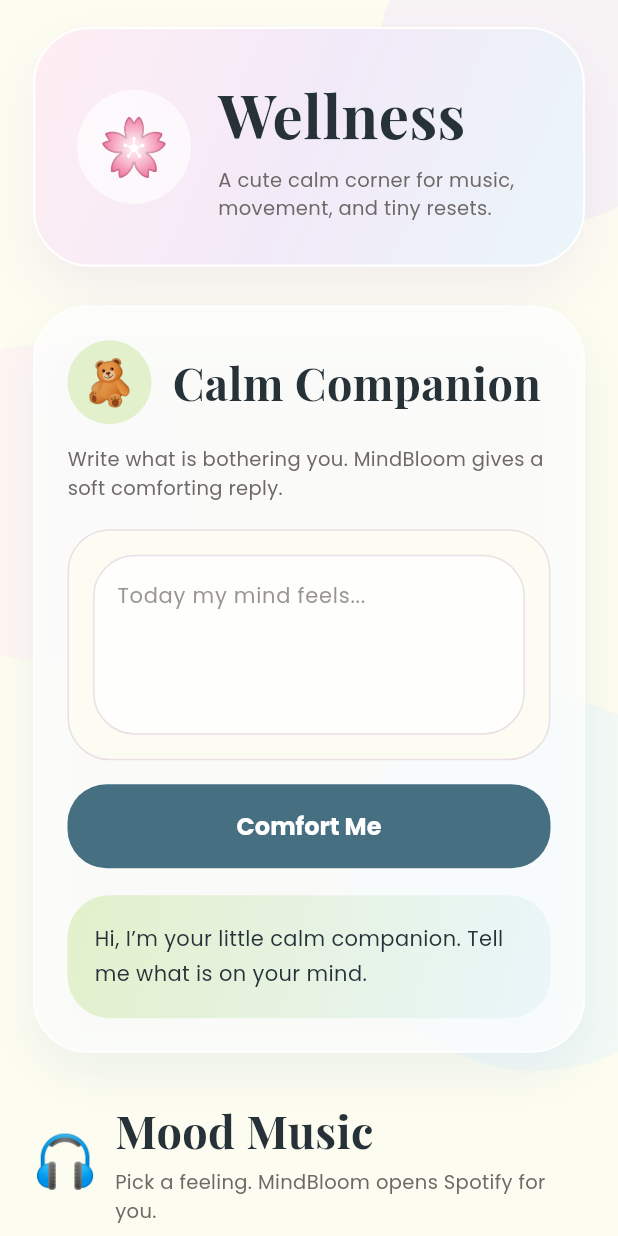
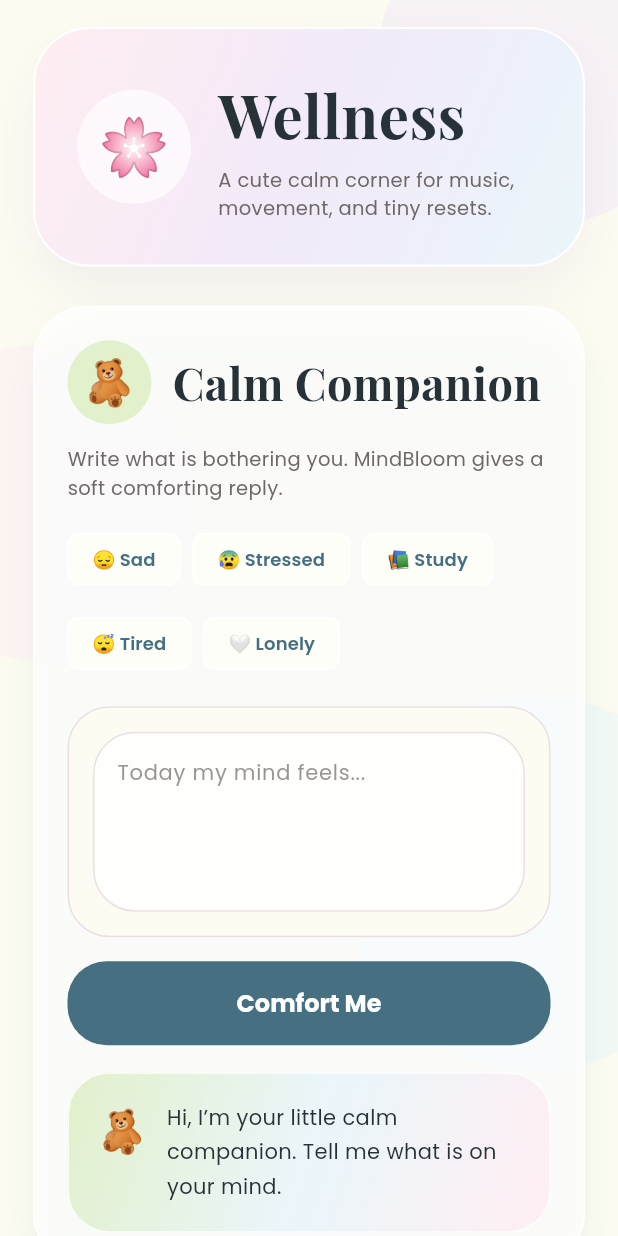
Before and after one commit to aryalsadikshya/mood_tracker, a Flutter app: the WellnessScreen screen opened directly, on a phone screen of 412 x 824 dp. Run offline on Flutter 3.47's test engine with Material 3 defaults, Android fonts, the light colour scheme and no system bars; our stand-ins replace cloud_firestore, firebase_auth, firebase_core, fl_chart, flutter_local_notifications, flutter_timezone and 5 more; accounts and stored records are empty.

Commit message:
feat(wellness): enhance AI comfort companion and emotional support UI

```diff
--- a/lib/features/wellness/wellness_screen.dart
+++ b/lib/features/wellness/wellness_screen.dart
@@ -1,6 +1,9 @@
+import 'dart:async';
+
 import 'package:flutter/material.dart';
 import 'package:google_fonts/google_fonts.dart';
 import 'package:url_launcher/url_launcher.dart';
+
 import 'breathing_screen.dart';
 import '../../core/theme/app_colours.dart';
 
@@ -17,6 +20,8 @@
   String companionReply =
       "Hi, I’m your little calm companion. Tell me what is on your mind.";
 
+  bool isThinking = false;
+
   @override
   void dispose() {
     calmController.dispose();
@@ -32,7 +37,7 @@
     );
   }
 
-  void generateCompanionReply() {
+  Future<void> generateCompanionReply() async {
     final text = calmController.text.toLowerCase().trim();
 
     if (text.isEmpty) {
@@ -43,36 +48,84 @@
       return;
     }
 
+    setState(() {
+      isThinking = true;
+    });
+
+    await Future.delayed(const Duration(milliseconds: 850));
+
+    String reply;
+
     if (text.contains("exam") ||
         text.contains("study") ||
-        text.contains("assignment")) {
-      companionReply =
-      "Your mind is carrying a lot. Choose one tiny task and give it just ten calm minutes.";
+        text.contains("assignment") ||
+        text.contains("college")) {
+      reply =
+      "Your mind is carrying a lot right now. You do not need to finish everything at once. Choose one tiny task, give it ten calm minutes, and let that be enough for now.";
     } else if (text.contains("sad") ||
         text.contains("low") ||
-        text.contains("cry")) {
-      companionReply =
-      "Today feels heavy, and that is okay. Be soft with yourself. One slow breath first.";
+        text.contains("cry") ||
+        text.contains("hurt")) {
+      reply =
+      "Today feels heavy, and that is okay. You do not have to force yourself to feel better immediately. Start with one soft breath and be gentle with yourself.";
     } else if (text.contains("angry") ||
         text.contains("mad") ||
         text.contains("frustrated")) {
-      companionReply =
-      "That feeling is strong. Let your shoulders drop, unclench your hands, and give yourself a quiet pause.";
+      reply =
+      "That feeling is strong, but it does not have to control the whole moment. Drop your shoulders, unclench your hands, and give yourself a small pause before reacting.";
     } else if (text.contains("alone") ||
-        text.contains("lonely")) {
-      companionReply =
-      "Lonely moments can feel loud. Send one small message to someone safe, even if it is simple.";
+        text.contains("lonely") ||
+        text.contains("ignored")) {
+      reply =
+      "Lonely moments can feel very loud. You still matter even when no one notices it immediately. Send one small message to someone safe, even if it is just a simple hello.";
     } else if (text.contains("stress") ||
         text.contains("anxious") ||
-        text.contains("panic")) {
-      companionReply =
-      "Place both feet on the ground. Breathe in slowly. Breathe out longer. This moment can become smaller.";
+        text.contains("panic") ||
+        text.contains("worried") ||
+        text.contains("scared")) {
+      reply =
+      "Place both feet on the ground. Breathe in slowly and breathe out a little longer. This moment feels big, but you can make it smaller one breath at a time.";
+    } else if (text.contains("tired") ||
+        text.contains("sleep") ||
+        text.contains("burnout") ||
+        text.contains("exhausted")) {
+      reply =
+      "Your body may be asking for kindness, not more pressure. Rest is not laziness. Drink some water, close your eyes for a minute, and let yourself slow down.";
+    } else if (text.contains("family") ||
+        text.contains("friend") ||
+        text.contains("breakup") ||
+        text.contains("relationship")) {
+      reply =
+      "Relationships can make the heart feel crowded. You do not have to solve every feeling tonight. Notice what hurt, name it gently, and give yourself space.";
+    } else if (text.contains("failure") ||
+        text.contains("fail") ||
+        text.contains("overthinking") ||
+        text.contains("not good enough")) {
+      reply =
+      "One difficult moment does not define your whole story. Your mind may be repeating the worst version, but you are still learning, still growing, and still allowed to try again.";
+    } else if (text.contains("happy") ||
+        text.contains("excited") ||
+        text.contains("good")) {
+      reply =
+      "That is beautiful. Let yourself enjoy this moment without rushing past it. Take a second to remember what made today feel lighter.";
     } else {
-      companionReply =
-      "That sounds like something your heart has been holding quietly. What would make the next five minutes gentler?";
+      reply =
+      "That sounds like something your heart has been holding quietly. You do not need a perfect answer right now. Ask yourself: what would make the next five minutes gentler?";
     }
 
-    setState(() {});
+    setState(() {
+      companionReply = reply;
+      isThinking = false;
+    });
+
+    calmController.clear();
+  }
+
+  void fillQuickPrompt(String text) {
+    calmController.text = text;
+    calmController.selection = TextSelection.fromPosition(
+      TextPosition(offset: calmController.text.length),
+    );
   }
 
   @override
@@ -95,7 +148,9 @@
                   _CuteCompanionCard(
                     controller: calmController,
                     reply: companionReply,
+                    isThinking: isThinking,
                     onGenerate: generateCompanionReply,
+                    onChipTap: fillQuickPrompt,
                   ),
 
                   const SizedBox(height: 30),
@@ -337,9 +392,7 @@
               style: TextStyle(fontSize: 38),
             ),
           ),
-
           const SizedBox(width: 18),
-
           Expanded(
             child: Column(
               crossAxisAlignment: CrossAxisAlignment.start,
@@ -373,12 +426,16 @@
 class _CuteCompanionCard extends StatelessWidget {
   final TextEditingController controller;
   final String reply;
+  final bool isThinking;
   final VoidCallback onGenerate;
+  final void Function(String text) onChipTap;
 
   const _CuteCompanionCard({
     required this.controller,
     required this.reply,
+    required this.isThinking,
     required this.onGenerate,
+    required this.onChipTap,
   });
 
   @override
@@ -443,6 +500,40 @@
             ),
           ),
 
+          const SizedBox(height: 14),
+
+          Wrap(
+            spacing: 8,
+            runSpacing: 8,
+            children: [
+              _ComfortChip(
+                label: "Sad",
+                emoji: "😔",
+                onTap: () => onChipTap("I feel sad today"),
+              ),
+              _ComfortChip(
+                label: "Stressed",
+                emoji: "😰",
+                onTap: () => onChipTap("I feel stressed and anxious"),
+              ),
+              _ComfortChip(
+                label: "Study",
+                emoji: "📚",
+                onTap: () => onChipTap("I have exam and assignment stress"),
+              ),
+              _ComfortChip(
+                label: "Tired",
+                emoji: "😴",
+                onTap: () => onChipTap("I feel tired and exhausted"),
+              ),
+              _ComfortChip(
+                label: "Lonely",
+                emoji: "🤍",
+                onTap: () => onChipTap("I feel lonely"),
+              ),
+            ],
+          ),
+
           const SizedBox(height: 18),
 
           Container(
@@ -478,7 +569,7 @@
           SizedBox(
             width: double.infinity,
             child: ElevatedButton(
-              onPressed: onGenerate,
+              onPressed: isThinking ? null : onGenerate,
               style: ElevatedButton.styleFrom(
                 backgroundColor: AppColors.deepBlue,
                 foregroundColor: Colors.white,
@@ -488,7 +579,14 @@
                   borderRadius: BorderRadius.circular(26),
                 ),
               ),
-              child: Text(
+              child: isThinking
+                  ? Text(
+                "MindBloom is listening...",
+                style: GoogleFonts.poppins(
+                  fontWeight: FontWeight.w700,
+                ),
+              )
+                  : Text(
                 "Comfort Me",
                 style: GoogleFonts.poppins(
                   fontWeight: FontWeight.w700,
@@ -499,7 +597,63 @@
 
           const SizedBox(height: 18),
 
-          Container(
+          AnimatedSwitcher(
+            duration: const Duration(milliseconds: 400),
+            child: _CompanionReplyBubble(
+              key: ValueKey(reply + isThinking.toString()),
+              reply: isThinking
+                  ? "I’m listening softly. Give me a tiny moment..."
+                  : reply,
+            ),
+          ),
+        ],
+      ),
+    );
+  }
+}
+
+class _ComfortChip extends StatelessWidget {
+  final String emoji;
+  final String label;
+  final VoidCallback onTap;
+
+  const _ComfortChip({
+    required this.emoji,
+    required this.label,
+    required this.onTap,
+  });
+
+  @override
+  Widget build(BuildContext context) {
+    return ActionChip(
+      onPressed: onTap,
+      backgroundColor: Colors.white.withOpacity(0.62),
+      side: BorderSide(
+        color: Colors.white.withOpacity(0.9),
+      ),
+      label: Text(
+        "$emoji $label",
+        style: GoogleFonts.poppins(
+          fontSize: 12,
+          fontWeight: FontWeight.w600,
+          color: AppColors.deepBlue,
+        ),
+      ),
+    );
+  }
+}
+
+class _CompanionReplyBubble extends StatelessWidget {
+  final String reply;
+
+  const _CompanionReplyBubble({
+    super.key,
+    required this.reply,
+  });
+
+  @override
+  Widget build(BuildContext context) {
+    return Container(
       width: double.infinity,
       padding: const EdgeInsets.all(18),
       decoration: BoxDecoration(
@@ -507,12 +661,25 @@
           colors: [
             AppColors.mint,
             AppColors.paleBlue,
+            AppColors.blush,
           ],
           begin: Alignment.topLeft,
           end: Alignment.bottomRight,
         ),
         borderRadius: BorderRadius.circular(28),
+        border: Border.all(
+          color: Colors.white.withOpacity(0.9),
         ),
+      ),
+      child: Row(
+        crossAxisAlignment: CrossAxisAlignment.start,
+        children: [
+          const Text(
+            "🧸",
+            style: TextStyle(fontSize: 28),
+          ),
+          const SizedBox(width: 12),
+          Expanded(
             child: Text(
               reply,
               style: GoogleFonts.poppins(
@@ -643,7 +810,6 @@
                   fit: BoxFit.cover,
                 ),
               ),
-
               Positioned.fill(
                 child: Container(
                   decoration: BoxDecoration(
@@ -659,7 +825,6 @@
                   ),
                 ),
               ),
-
               Positioned(
                 top: 14,
                 right: 14,
@@ -677,7 +842,6 @@
                   ),
                 ),
               ),
-
               Positioned(
                 left: 18,
                 right: 18,
```
Lines whose indentation alone changed are shown as unchanged.
